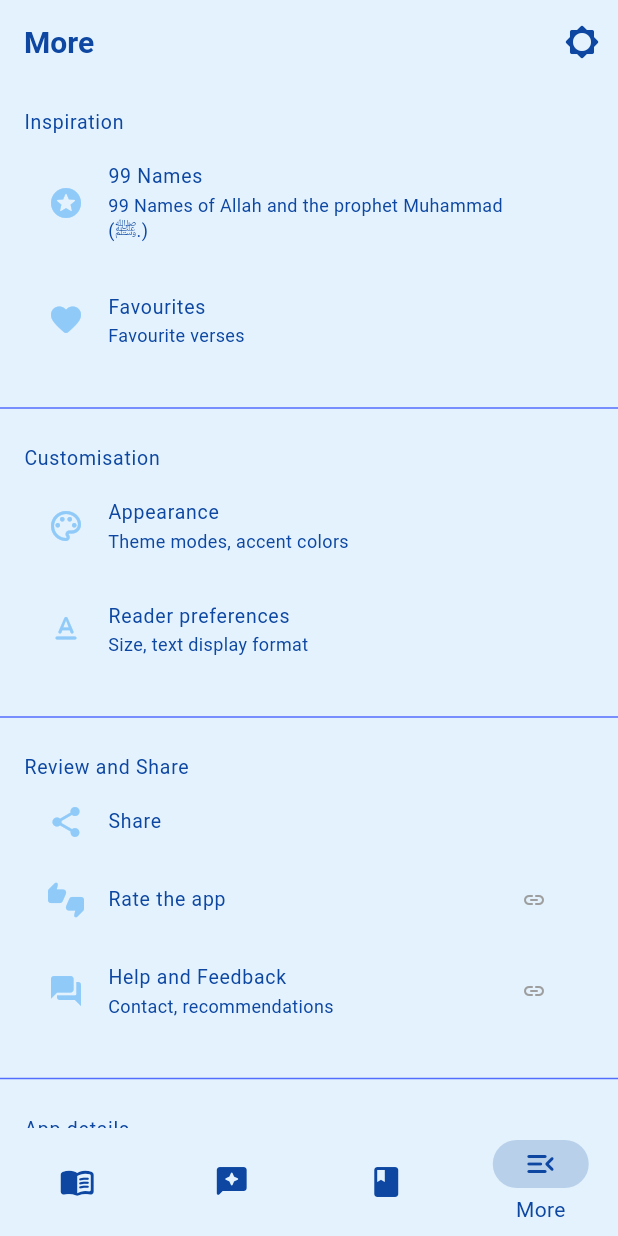
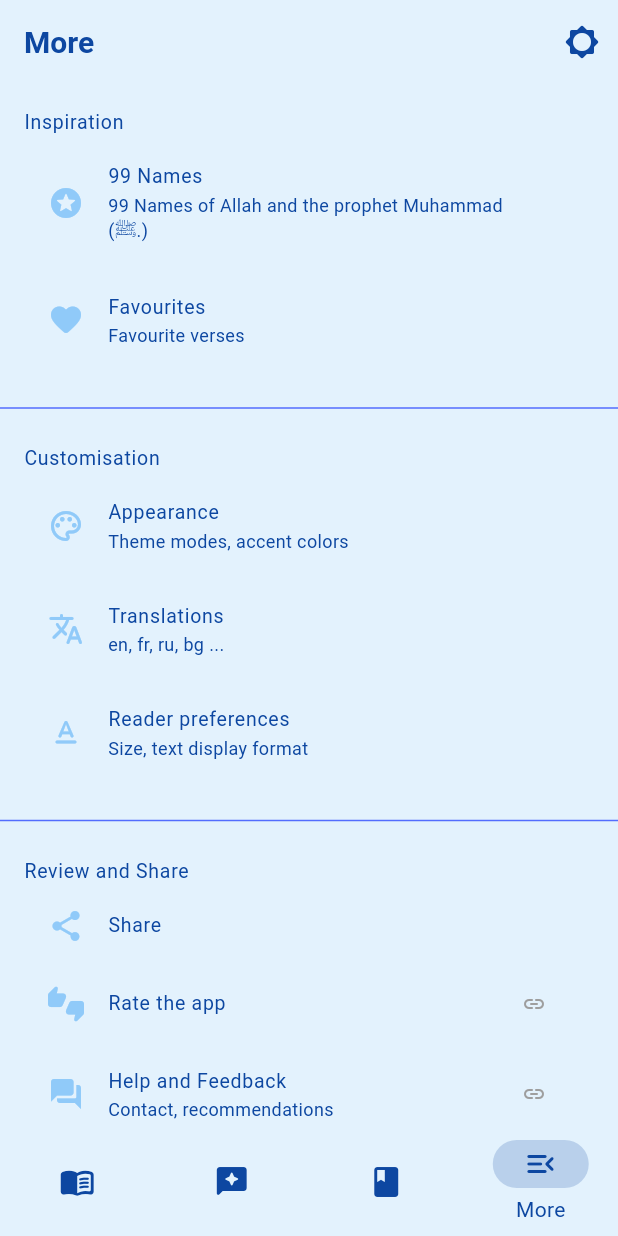
Before and after one commit to tallestlegacy/din_flutter, a Flutter app: the screen it shows after launch, item 4 of the bottom bar chosen, on a phone screen of 412 x 824 dp. Run offline on Flutter 3.47's test engine with Material 2 defaults, Android fonts, the phone set to English and light mode, and no system bars; our stand-ins replace flutter_markdown, font_awesome_flutter, get, get_storage, package_info_plus, share_plus; network calls fail.

Commit message:
playstore bug fixes

```diff
--- a/lib/screens/app.dart
+++ b/lib/screens/app.dart
@@ -76,29 +76,11 @@ class _AppState extends State<App> {
       bottom: true,
       top: false,
       child: Scaffold(
-        body: Row(
-          children: [
-            Expanded(
-                child: IndexedStack(
+        body: IndexedStack(
           index: _selectedIndex,
           children: screens,
-            )),
-            if (MediaQuery.of(context).size.width >= 600)
-              SafeArea(
-                child: NavigationRail(
-                  destinations: [
-                    for (var e in icons)
-                      NavigationRailDestination(
-                          icon: e["icon"], label: Text(e["label"]))
-                  ],
-                  selectedIndex: _selectedIndex,
-                  onDestinationSelected: handleNavigationTap,
         ),
-              ),
-          ],
-        ),
-        bottomNavigationBar: (MediaQuery.of(context).size.width < 600)
-            ? ScrollToHide(
+        bottomNavigationBar: ScrollToHide(
           controller: scrollController,
           child: SizedBox(
             height: 72,
@@ -115,8 +97,7 @@ class _AppState extends State<App> {
               ],
             ),
           ),
-              )
-            : null,
+        ),
       ),
     );
   }
--- a/lib/screens/more/more.dart
+++ b/lib/screens/more/more.dart
@@ -96,7 +96,6 @@ class _MoreScreenState extends State<MoreScreen> {
                   subtitle: const Text("Theme modes, accent colors"),
                   onTap: () => push(const Appearance()),
                 ),
-                if (kDebugMode) // TODO add feature
                 ListTile(
                   leading: const Icon(Icons.translate_rounded),
                   title: const Text("Translations"),
--- a/lib/util/store.dart
+++ b/lib/util/store.dart
@@ -232,7 +232,7 @@ class TranslationsStoreController extends GetxController {
         jsonDecode(box.read("downloadedQuranEditions") ?? "[]"));
 
     var tr = jsonDecode(
-        box.read("defaultTranslation") ?? defaultTranslation.toString());
+        box.read("defaultTranslation") ?? jsonEncode(defaultTranslation));
 
     setTranslation({
       "edition": tr["edition"].toString(),
```
Also changed, not shown: lib/screens/more/translations/translation.dart (+6 -5 lines). Lines whose indentation alone changed are shown as unchanged.
